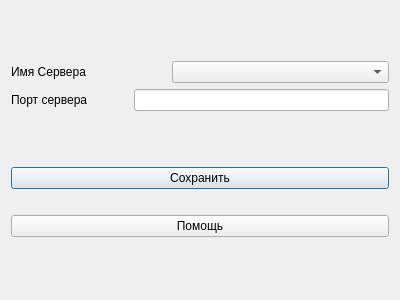
Above: Nayda/serversettings.ui from Mar94oK/Nayda before the change. Below: the same form after it.
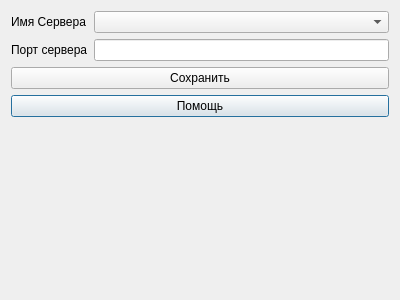
That is the form after the change.

Commit message: GUI style refactoring - making grid layout for the serversettings

Patch:
```diff
--- a/Nayda/serversettings.ui
+++ b/Nayda/serversettings.ui
@@ -17,67 +17,8 @@
    <item row="1" column="0">
     <layout class="QVBoxLayout" name="verticalLayout_2">
      <item>
-      <layout class="QHBoxLayout" name="horizontalLayout">
-       <item>
-        <widget class="QLabel" name="lbl_Servername">
-         <property name="sizePolicy">
-          <sizepolicy hsizetype="Minimum" vsizetype="Preferred">
-           <horstretch>0</horstretch>
-           <verstretch>0</verstretch>
-          </sizepolicy>
-         </property>
-         <property name="text">
-          <string>Имя Сервера</string>
-         </property>
-        </widget>
-       </item>
-       <item>
-        <spacer name="horizontalSpacer_2">
-         <property name="orientation">
-          <enum>Qt::Horizontal</enum>
-         </property>
-         <property name="sizeType">
-          <enum>QSizePolicy::Ignored</enum>
-         </property>
-         <property name="sizeHint" stdset="0">
-          <size>
-           <width>40</width>
-           <height>20</height>
-          </size>
-         </property>
-        </spacer>
-       </item>
-       <item>
-        <spacer name="horizontalSpacer_3">
-         <property name="orientation">
-          <enum>Qt::Horizontal</enum>
-         </property>
-         <property name="sizeType">
-          <enum>QSizePolicy::Ignored</enum>
-         </property>
-         <property name="sizeHint" stdset="0">
-          <size>
-           <width>40</width>
-           <height>20</height>
-          </size>
-         </property>
-        </spacer>
-       </item>
-       <item>
-        <widget class="QComboBox" name="cmbx_ServerName">
-         <property name="sizePolicy">
-          <sizepolicy hsizetype="Expanding" vsizetype="Fixed">
-           <horstretch>0</horstretch>
-           <verstretch>0</verstretch>
-          </sizepolicy>
-         </property>
-        </widget>
-       </item>
-      </layout>
-     </item>
-     <item>
-      <layout class="QHBoxLayout" name="horizontalLayout_2">
-       <item>
+      <layout class="QGridLayout" name="gridLayout_2">
+       <item row="1" column="0">
         <widget class="QLabel" name="lbl_ServerPort">
          <property name="sizePolicy">
           <sizepolicy hsizetype="Minimum" vsizetype="Preferred">
@@ -90,23 +31,7 @@
          </property>
         </widget>
        </item>
-       <item>
-        <spacer name="horizontalSpacer">
-         <property name="orientation">
-          <enum>Qt::Horizontal</enum>
-         </property>
-         <property name="sizeType">
-          <enum>QSizePolicy::Ignored</enum>
-         </property>
-         <property name="sizeHint" stdset="0">
-          <size>
-           <width>40</width>
-           <height>20</height>
-          </size>
-         </property>
-        </spacer>
-       </item>
-       <item>
+       <item row="1" column="1">
         <widget class="QLineEdit" name="lineEdit_ServerName">
          <property name="sizePolicy">
           <sizepolicy hsizetype="Expanding" vsizetype="Fixed">
@@ -116,23 +41,53 @@
          </property>
         </widget>
        </item>
+       <item row="0" column="0">
+        <widget class="QLabel" name="lbl_Servername">
+         <property name="sizePolicy">
+          <sizepolicy hsizetype="Minimum" vsizetype="Preferred">
+           <horstretch>0</horstretch>
+           <verstretch>0</verstretch>
+          </sizepolicy>
+         </property>
+         <property name="text">
+          <string>Имя Сервера</string>
+         </property>
+        </widget>
+       </item>
+       <item row="0" column="1">
+        <widget class="QComboBox" name="cmbx_ServerName">
+         <property name="sizePolicy">
+          <sizepolicy hsizetype="Expanding" vsizetype="Fixed">
+           <horstretch>0</horstretch>
+           <verstretch>0</verstretch>
+          </sizepolicy>
+         </property>
+        </widget>
+       </item>
       </layout>
      </item>
     </layout>
    </item>
    <item row="2" column="0">
-    <layout class="QVBoxLayout" name="verticalLayout">
-     <item>
+    <layout class="QGridLayout" name="gridLayout_3">
+     <item row="1" column="0">
+      <widget class="QPushButton" name="btn_Help">
+       <property name="text">
+        <string>Помощь</string>
+       </property>
+      </widget>
+     </item>
+     <item row="0" column="0">
       <widget class="QPushButton" name="btn_Save">
        <property name="text">
         <string>Сохранить</string>
        </property>
       </widget>
      </item>
-     <item>
+     <item row="2" column="0">
       <widget class="QLabel" name="lbl_MessageForUser">
        <property name="sizePolicy">
-        <sizepolicy hsizetype="Maximum" vsizetype="Maximum">
+        <sizepolicy hsizetype="Preferred" vsizetype="Preferred">
          <horstretch>0</horstretch>
          <verstretch>0</verstretch>
         </sizepolicy>
@@ -145,13 +100,6 @@
        </property>
       </widget>
      </item>
-     <item>
-      <widget class="QPushButton" name="btn_Help">
-       <property name="text">
-        <string>Помощь</string>
-       </property>
-      </widget>
-     </item>
     </layout>
    </item>
   </layout>
```
Left out of the diff: 6 changed lines with no effect on the pictures. The commit also changes 1 other file.
